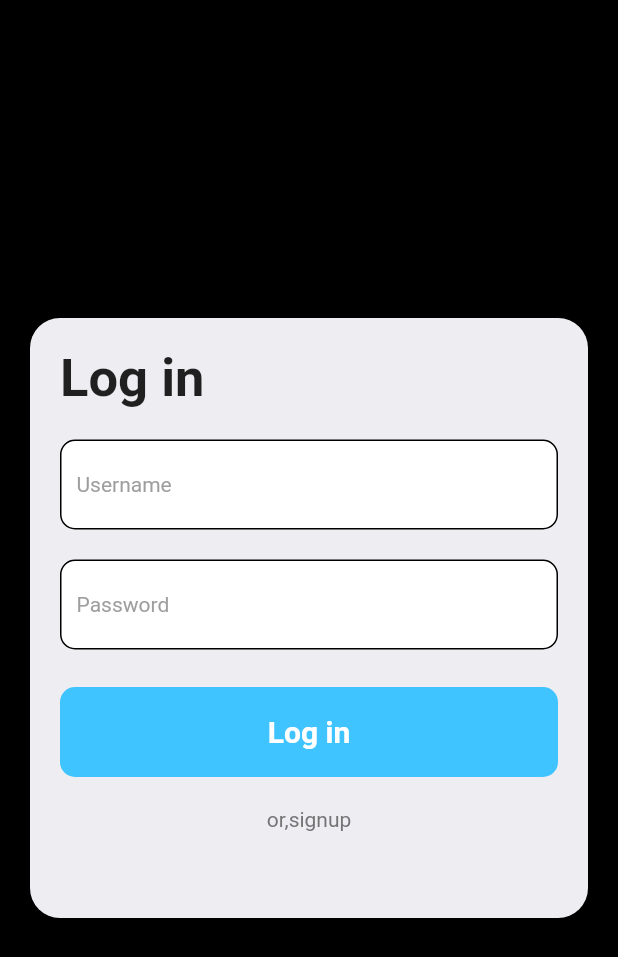
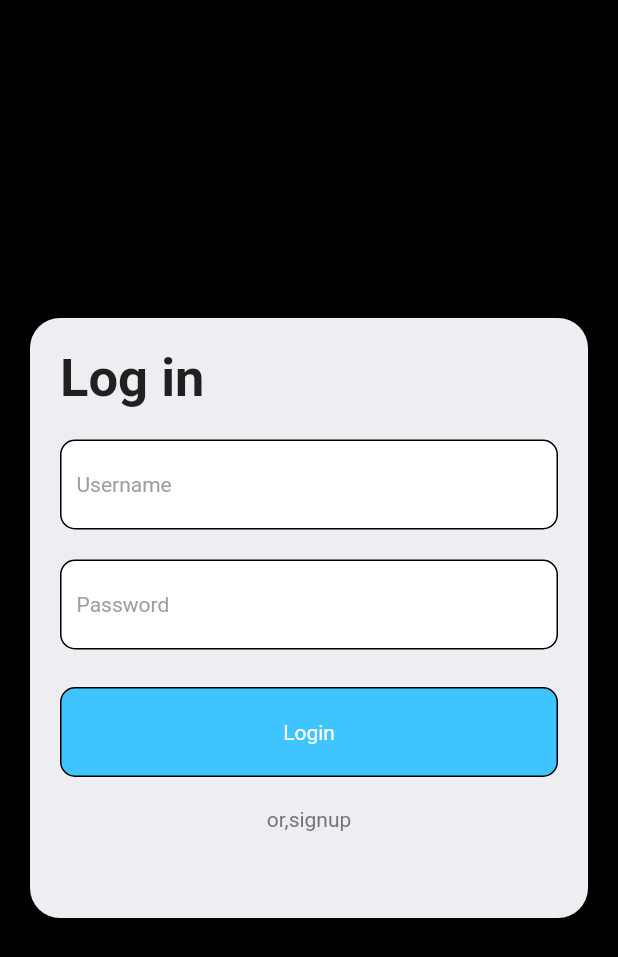
Before and after one commit to Willan0/home_work, a Flutter app: the screen it shows after launch, on a phone screen of 412 x 824 dp. Shown: the top 957 px of the screen. Run offline on Flutter 3.47's test engine with Material 2 defaults, Android fonts, the phone set to English and light mode, and no system bars.

Commit message:
Initial commit

```diff
--- a/lib/main.dart
+++ b/lib/main.dart
@@ -34,16 +34,7 @@ class MyApp extends StatelessWidget {
               const SizedBox(height: 20,),
               const LoginScreen(value: 'Password'),
               const SizedBox(height: 25,),
-              Container(
-                width: double.infinity,
-                height: 60,
-                alignment: Alignment.center,
-                decoration: const BoxDecoration(
-                  color: Colors.lightBlueAccent,
-                  borderRadius: BorderRadius.all(Radius.circular(10))
-                ),
-                child: const Text('Log in',style: TextStyle(color: Colors.white,fontWeight: FontWeight.w700,fontSize: 20),),
-              ),
+              const LoginScreen(value: "Login",checked: true,),
               const SizedBox(height: 20,),
               SizedBox(width:double.infinity,child: Text('or,signup',style: TextStyle(color: Colors.grey[600]),textAlign: TextAlign.center,))
             ],
--- a/lib/screen/fake_text_field.dart
+++ b/lib/screen/fake_text_field.dart
@@ -2,23 +2,24 @@ import 'package:flutter/material.dart';
 
 class LoginScreen extends StatelessWidget {
   final String value ;
-  const LoginScreen({Key? key,required this.value}) : super(key: key);
+  final bool checked;
+  const LoginScreen({Key? key,required this.value,this.checked=false}) : super(key: key);
 
   @override
   Widget build(BuildContext context) {
     return Container(
       width: double.infinity,
       height: 60,
-      padding: const EdgeInsets.only(left: 10),
-      alignment: Alignment.centerLeft,
+      padding:  EdgeInsets.only(left: checked==true?0.0:10),
+      alignment: checked==true?Alignment.center:Alignment.centerLeft,
       decoration: BoxDecoration(
-          color: Colors.white,
+          color: checked==true?Colors.lightBlueAccent:Colors.white,
           borderRadius: const BorderRadius.all(Radius.circular(10)),
           border: Border.all(
               color: Colors.black
           )
       ),
-      child: Text(value,style: TextStyle(color: Colors.grey[500]),),
+      child: Text(value,style: TextStyle(color: checked==true?Colors.white:Colors.grey[500]),),
     );
   }
 }
```
